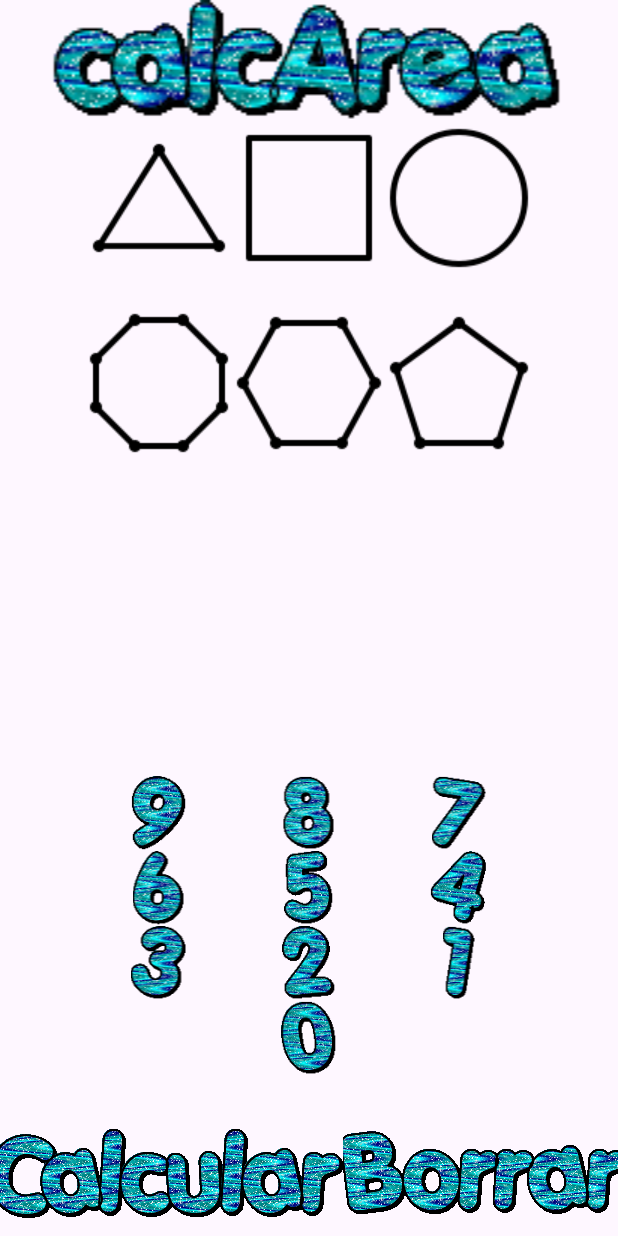
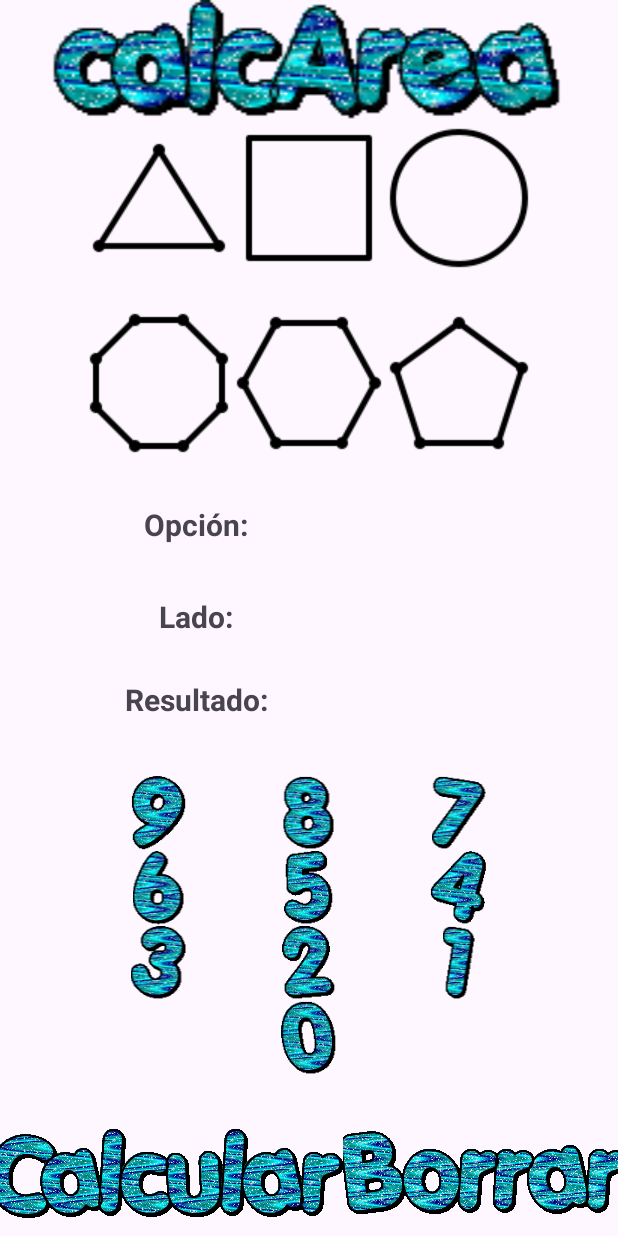
Before and after one commit to YuSinn/CalculadoraAreas, an Android app: the screen it shows after launch (MainActivity), on a phone screen of 412 x 824 dp. Run offline under Robolectric (Android 15) with nearby library versions, the phone set to English and light mode, and no system bars.

Commit message:
codigo repetitivo eliminado

```diff
--- a/app/src/main/java/com/example/calculadoraareas/MainActivity.kt
+++ b/app/src/main/java/com/example/calculadoraareas/MainActivity.kt
@@ -11,31 +11,30 @@ class MainActivity : AppCompatActivity() {
         super.onCreate(savedInstanceState)
         setContentView(R.layout.activity_main)
         val imageView: ImageView = findViewById(R.id.titulo)
-        val imageButtonCalcular : ImageButton = findViewById(R.id.btnCalcular)
-        val imageButtonBorrar : ImageButton = findViewById(R.id.btnBorrar)
-        val imageButtonCero : ImageButton = findViewById(R.id.btnCero)
-        val imageButtonUno : ImageButton = findViewById(R.id.btnUno)
-        val imageButtonDos : ImageButton = findViewById(R.id.btnDos)
-        val imageButtonTres : ImageButton = findViewById(R.id.btnTres)
-        val imageButtonCuatro : ImageButton = findViewById(R.id.btnCuatro)
-        val imageButtonCinco : ImageButton = findViewById(R.id.btnCinco)
-        val imageButtonSeis : ImageButton = findViewById(R.id.btnSeis)
-        val imageButtonSiete : ImageButton = findViewById(R.id.btnSiete)
-        val imageButtonOcho : ImageButton = findViewById(R.id.btnOcho)
-        val imageButtonNueve : ImageButton = findViewById(R.id.btnNueve)
+
+// Lista de ImageButton y sus correspondientes recursos
+        val imageButtons: List<Pair<ImageButton, Int>> = listOf(
+            Pair(findViewById(R.id.btnCalcular), R.drawable.calcular3),
+            Pair(findViewById(R.id.btnBorrar), R.drawable.borrar2),
+            Pair(findViewById(R.id.btnCero), R.drawable.cero3),
+            Pair(findViewById(R.id.btnUno), R.drawable.uno2),
+            Pair(findViewById(R.id.btnDos), R.drawable.dos2),
+            Pair(findViewById(R.id.btnTres), R.drawable.tres2),
+            Pair(findViewById(R.id.btnCuatro), R.drawable.cuatro2),
+            Pair(findViewById(R.id.btnCinco), R.drawable.cinco2),
+            Pair(findViewById(R.id.btnSeis), R.drawable.seis2),
+            Pair(findViewById(R.id.btnSiete), R.drawable.siete2),
+            Pair(findViewById(R.id.btnOcho), R.drawable.ocho2),
+            Pair(findViewById(R.id.btnNueve), R.drawable.nueve2)
+        )
+
+// Cargar la imagen del título
         Glide.with(this).asGif().load(R.drawable.titulo7).into(imageView)
-        Glide.with(this).asGif().load(R.drawable.calcular3).into(imageButtonCalcular)
-        Glide.with(this).asGif().load(R.drawable.borrar2).into(imageButtonBorrar)
-        Glide.with(this).asGif().load(R.drawable.cero3).into(imageButtonCero)
-        Glide.with(this).asGif().load(R.drawable.uno2).into(imageButtonUno)
-        Glide.with(this).asGif().load(R.drawable.dos2).into(imageButtonDos)
-        Glide.with(this).asGif().load(R.drawable.tres2).into(imageButtonTres)
-        Glide.with(this).asGif().load(R.drawable.cuatro2).into(imageButtonCuatro)
-        Glide.with(this).asGif().load(R.drawable.cinco2).into(imageButtonCinco)
-        Glide.with(this).asGif().load(R.drawable.seis2).into(imageButtonSeis)
-        Glide.with(this).asGif().load(R.drawable.siete2).into(imageButtonSiete)
-        Glide.with(this).asGif().load(R.drawable.ocho2).into(imageButtonOcho)
-        Glide.with(this).asGif().load(R.drawable.nueve2).into(imageButtonNueve)
+
+// Cargar imágenes en los ImageButtons usando un bucle
+        for ((button, resource) in imageButtons) {
+            Glide.with(this).asGif().load(resource).into(button)
+        }
 
 
     }
--- a/app/src/main/res/layout/activity_main.xml
+++ b/app/src/main/res/layout/activity_main.xml
@@ -31,7 +31,7 @@
             android:rowCount="2">
 
             <ImageButton
-                android:id="@+id/imageButton1"
+                android:id="@+id/btnTriangulo"
                 android:layout_width="wrap_content"
                 android:layout_height="wrap_content"
                 android:src="@drawable/triangle"
@@ -41,7 +41,7 @@
 
             <!-- ImageButton 2 -->
             <ImageButton
-                android:id="@+id/imageButton2"
+                android:id="@+id/btnCuadrado"
                 android:layout_width="wrap_content"
                 android:layout_height="wrap_content"
                 android:src="@drawable/square"
@@ -51,7 +51,7 @@
 
             <!-- ImageButton 3 -->
             <ImageButton
-                android:id="@+id/imageButton3"
+                android:id="@+id/btnCirculo"
                 android:layout_width="wrap_content"
                 android:layout_height="wrap_content"
                 android:src="@drawable/circle"
@@ -61,7 +61,7 @@
 
             <!-- ImageButton 4 -->
             <ImageButton
-                android:id="@+id/imageButton4"
+                android:id="@+id/btnOctagono"
                 android:layout_width="wrap_content"
                 android:layout_height="wrap_content"
                 android:src="@drawable/octagon"
@@ -71,7 +71,7 @@
 
             <!-- ImageButton 5 -->
             <ImageButton
-                android:id="@+id/imageButton5"
+                android:id="@+id/btnHexagono"
                 android:layout_width="wrap_content"
                 android:layout_height="wrap_content"
                 android:src="@drawable/hexagon"
@@ -81,7 +81,7 @@
 
             <!-- ImageButton 6 -->
             <ImageButton
-                android:id="@+id/imageButton6"
+                android:id="@+id/btnPentagono"
                 android:layout_width="wrap_content"
                 android:layout_height="wrap_content"
                 android:src="@drawable/pentagono"
@@ -95,7 +95,54 @@
         android:layout_width="match_parent"
         android:layout_height="0dp"
         android:layout_weight="0.2"
-        android:orientation="vertical"></LinearLayout>
+        android:gravity="center"
+        android:orientation="vertical">
+
+        <TextView
+            android:id="@+id/textView"
+            android:layout_width="match_parent"
+            android:layout_height="0dp"
+            android:layout_weight="2.5"
+            android:contextClickable="false"
+            android:gravity="center"
+            android:paddingRight="150dp"
+            android:text="Opción:"
+            android:textSize="20sp"
+            android:textStyle="bold" />
+
+        <Space
+            android:layout_width="match_parent"
+            android:layout_height="0dp"
+            android:layout_weight="1.25" />
+
+        <TextView
+            android:id="@+id/textView2"
+            android:layout_width="match_parent"
+            android:layout_height="0dp"
+            android:layout_weight="2.5"
+            android:gravity="center"
+            android:paddingRight="150dp"
+            android:text="Lado:"
+            android:textSize="20sp"
+            android:textStyle="bold" />
+
+        <Space
+            android:layout_width="match_parent"
+            android:layout_height="wrap_content"
+            android:layout_weight="1.25" />
+
+        <TextView
+            android:id="@+id/textView3"
+            android:layout_width="match_parent"
+            android:layout_height="0dp"
+            android:layout_weight="2.5"
+            android:gravity="center_horizontal"
+            android:paddingRight="150dp"
+            android:text="Resultado:"
+            android:textSize="20sp"
+            android:textStyle="bold" />
+
+    </LinearLayout>
 
     <FrameLayout
         android:layout_width="match_parent"
```
